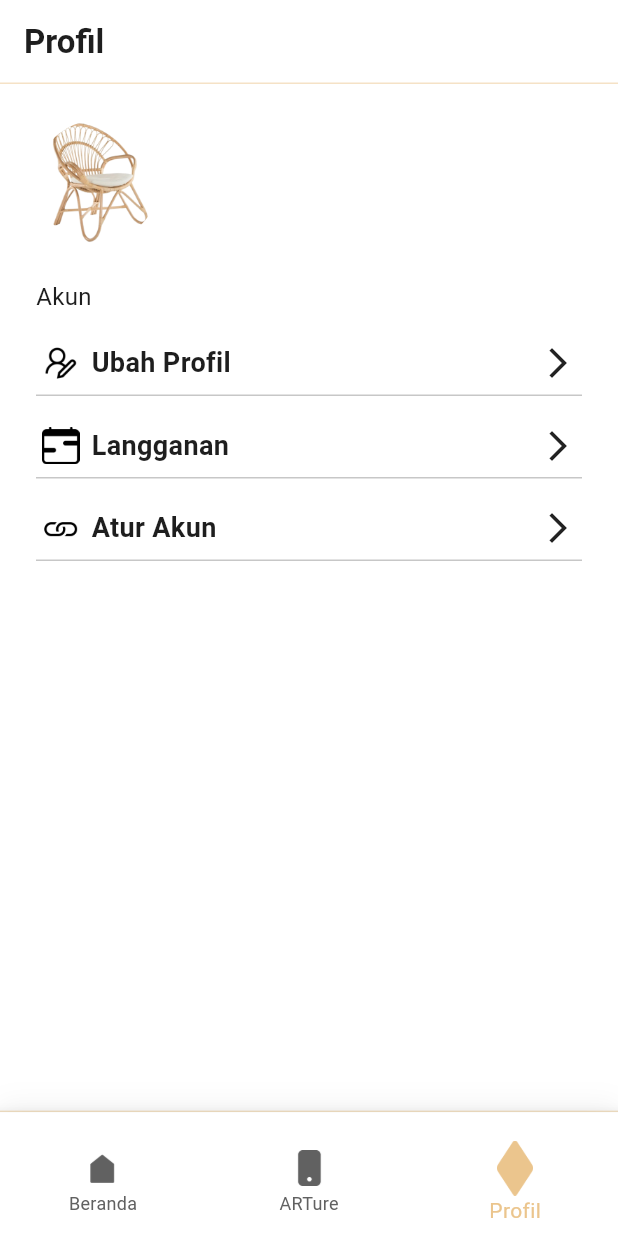
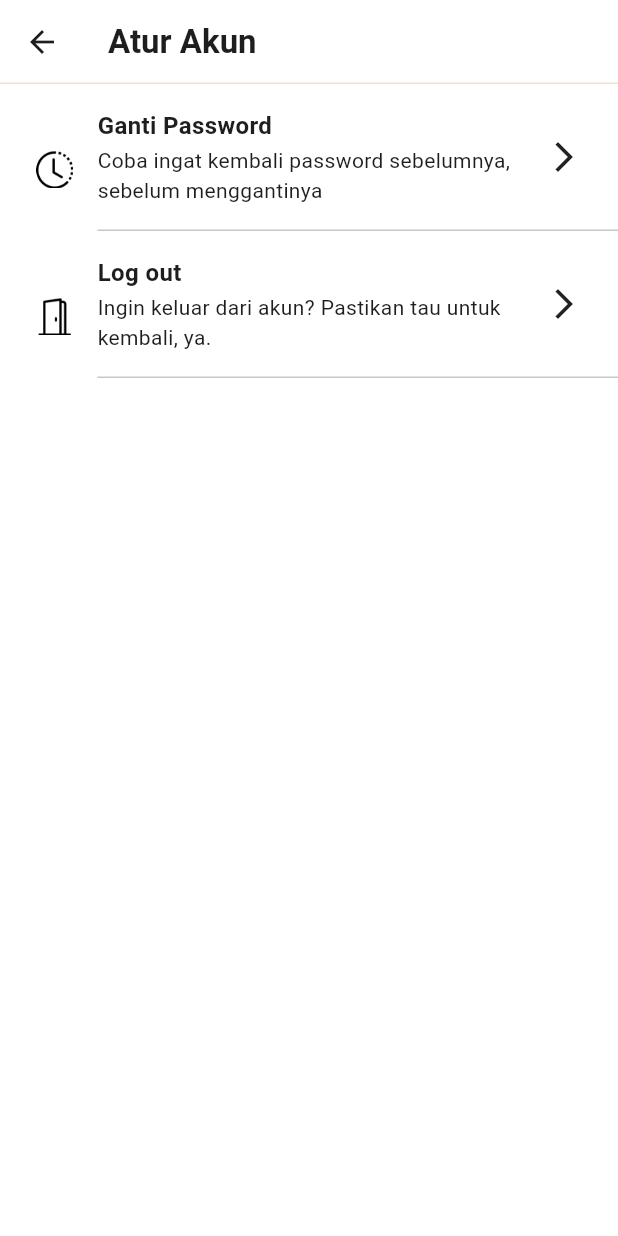
Before and after one commit to silveron19/autotureid, a Flutter app: the ProfilePage screen opened by its route, after a tap on "Atur Akun", on a phone screen of 412 x 824 dp. Run offline on Flutter 3.47's test engine with Material 3 defaults, Android fonts, the phone set to English and light mode, and no system bars; our stand-ins replace cloud_firestore, dartz, firebase_auth, firebase_core, firebase_storage, fluttertoast and 5 more; accounts and stored records are empty; Roboto replaces fonts that are missing (SegoeUI).

Commit message:
feat: add manage account

```diff
--- a/lib/app/data/datasources/abstracts/auth/auth_remote_data_source.dart
+++ b/lib/app/data/datasources/abstracts/auth/auth_remote_data_source.dart
@@ -6,4 +6,6 @@ abstract class AuthRemoteDataSource {
   Future<UserDataModel> signup(SignupParameter parameter);
   Future<UserDataModel> updateProfile(UpdateProfileParameter parameter);
   Future<void> logout();
+
+  Future<void> resetPassword(ResetPasswordParameter parameter);
 }
--- a/lib/app/domain/repositories/auth_repository.dart
+++ b/lib/app/domain/repositories/auth_repository.dart
@@ -25,6 +25,8 @@ abstract class AuthRepository {
     bool deleteProfilePicture,
   );
 
+  Future<Either<Failure, void>> resetPassword(String? email);
+
   Future<Either<Failure, void>> logout();
 
   Future<void> cacheToLocal(UserData userData);
--- /dev/null
+++ b/lib/app/presentation/pages/profile/manage_account_page.dart
@@ -0,0 +1,82 @@
+import 'package:autotureid/app/presentation/provider/auth_notifier.dart';
+import 'package:autotureid/app/presentation/widgets/global/circular_loading_indicator.dart';
+import 'package:autotureid/app/presentation/widgets/profile/manage_account_tile.dart';
+import 'package:autotureid/const/resource.dart';
+import 'package:autotureid/core/constants.dart';
+import 'package:flutter/material.dart';
+import 'package:fluttertoast/fluttertoast.dart';
+import 'package:go_router/go_router.dart';
+import 'package:provider/provider.dart';
+
+class ManageAccountPage extends StatefulWidget {
+  const ManageAccountPage({super.key});
+
+  @override
+  State<ManageAccountPage> createState() => _ManageAccountPageState();
+}
+
+class _ManageAccountPageState extends State<ManageAccountPage> {
+  @override
+  void initState() {
+    Provider.of<AuthNotifier>(context, listen: false).logoutState.reset();
+    super.initState();
+  }
+
+  @override
+  Widget build(BuildContext context) {
+    return Consumer<AuthNotifier>(
+      builder: (context, auth, child) {
+        final state = auth.logoutState;
+        if (state.isError()) {
+          Fluttertoast.showToast(
+            msg: state.failure!,
+            toastLength: Toast.LENGTH_SHORT,
+          );
+        } else {
+          if (state.isSuccess()) {
+            Future.microtask(() => context.go('/login'));
+            Fluttertoast.showToast(
+              msg: 'Berhasil log out',
+              toastLength: Toast.LENGTH_SHORT,
+            );
+          }
+        }
+        return Stack(
+          children: [
+            Scaffold(
+              appBar: AppBar(
+                title: const Text('Atur Akun'),
+              ),
+              body: SafeArea(
+                child: Padding(
+                  padding: const EdgeInsets.only(bottom: kDefaultPadding),
+                  child: Column(
+                    children: [
+                      ManageAccountTile(
+                        title: 'Ganti Password',
+                        subtitle: 'Coba ingat kembali password sebelumnya, sebelum menggantinya',
+                        image: R.ASSETS_ICONS_RESET_PASSWORD_PNG,
+                        onTap: () => context.push('/profile/manage-account/reset-password'),
+                      ),
+                      ManageAccountTile(
+                        title: 'Log out',
+                        subtitle: 'Ingin keluar dari akun? Pastikan tau untuk kembali, ya.',
+                        image: R.ASSETS_ICONS_LOGOUT_PNG,
+                        onTap: () => auth.logout(),
+                      ),
+                    ],
+                  ),
+                ),
+              ),
+            ),
+            if (state.isLoading())
+              Container(
+                color: Colors.black.withOpacity(0.5),
+                child: const CircularLoadingIndicator(),
+              ),
+          ],
+        );
+      },
+    );
+  }
+}
--- a/lib/app/presentation/pages/profile/profile_page.dart
+++ b/lib/app/presentation/pages/profile/profile_page.dart
@@ -1,4 +1,3 @@
-import 'package:autotureid/app/domain/entities/user_data.dart';
 import 'package:autotureid/app/presentation/provider/auth_notifier.dart';
 import 'package:autotureid/app/presentation/widgets/profile/profile_header_information.dart';
 import 'package:autotureid/app/presentation/widgets/profile/profile_option_tile.dart';
@@ -16,8 +15,6 @@ class ProfilePage extends StatefulWidget {
 }
 
 class _ProfilePageState extends State<ProfilePage> {
-  late UserData user;
-
   @override
   void initState() {
     super.initState();
@@ -25,24 +22,31 @@ class _ProfilePageState extends State<ProfilePage> {
 
   @override
   Widget build(BuildContext context) {
-    user = Provider.of<AuthNotifier>(context, listen: false).user;
     return Scaffold(
       appBar: AppBar(
         title: const Text('Profil'),
       ),
       body: Consumer<AuthNotifier>(
-        builder: (context, value, child) => SafeArea(
+        builder: (context, auth, child) {
+          final user = auth.user;
+          return SafeArea(
             child: Padding(
-            padding: const EdgeInsets.all(kDefaultPadding),
+              padding: const EdgeInsets.only(top: kDefaultPadding),
               child: Column(
                 children: [
-                ProfileHeaderInformation(user: user),
+                  Padding(
+                    padding: const EdgeInsets.symmetric(horizontal: kDefaultPadding),
+                    child: ProfileHeaderInformation(user: user),
+                  ),
                   Column(
                     crossAxisAlignment: CrossAxisAlignment.start,
                     children: [
-                    const Text(
+                      const Padding(
+                        padding: EdgeInsets.symmetric(horizontal: kDefaultPadding),
+                        child: Text(
                           'Akun',
                           style: kSubtitle5TextStyle,
+                        ),
                       ),
                       ProfileOptionTile(
                         image: R.ASSETS_ICONS_PROFILE_EDIT_PROFILE_PNG,
@@ -57,14 +61,15 @@ class _ProfilePageState extends State<ProfilePage> {
                       ProfileOptionTile(
                         image: R.ASSETS_ICONS_PROFILE_ACCOUNT_SETTING_PNG,
                         text: 'Atur Akun',
-                      onTap: () {},
+                        onTap: () => context.go('/profile/manage-account'),
                       ),
                     ],
                   ),
                 ],
               ),
             ),
-        ),
+          );
+        },
       ),
     );
   }
--- /dev/null
+++ b/lib/app/presentation/widgets/profile/manage_account_tile.dart
@@ -0,0 +1,76 @@
+import 'package:autotureid/core/constants.dart';
+import 'package:flutter/material.dart';
+
+class ManageAccountTile extends StatelessWidget {
+  const ManageAccountTile({
+    super.key,
+    required this.title,
+    required this.subtitle,
+    required this.image,
+    required this.onTap,
+  });
+
+  final String title;
+  final String subtitle;
+  final String image;
+  final VoidCallback onTap;
+
+  @override
+  Widget build(BuildContext context) {
+    return InkWell(
+      onTap: onTap,
+      child: Padding(
+        padding: const EdgeInsets.only(left: kDefaultPadding, top: 16),
+        child: Row(
+          crossAxisAlignment: CrossAxisAlignment.center,
+          mainAxisSize: MainAxisSize.max,
+          children: [
+            Image.asset(
+              image,
+              width: 25,
+              height: 25,
+            ),
+            const SizedBox(width: 16),
+            Expanded(
+              child: Container(
+                padding: const EdgeInsets.only(
+                  right: kDefaultPadding,
+                  bottom: 16,
+                ),
+                decoration: BoxDecoration(
+                  border: Border(
+                    bottom: BorderSide(
+                      color: Theme.of(context).colorScheme.onSurface.withOpacity(0.25),
+                    ),
+                  ),
+                ),
+                child: Row(
+                  children: [
+                    Expanded(
+                      child: Column(
+                        crossAxisAlignment: CrossAxisAlignment.start,
+                        children: [
+                          Text(
+                            title,
+                            style: kTitle5TextStyle,
+                          ),
+                          const SizedBox(height: 2),
+                          Text(
+                            subtitle,
+                            // overflow: TextOverflow.ellipsis,
+                            style: kSubtitle6TextStyle,
+                          ),
+                        ],
+                      ),
+                    ),
+                    const Icon(Icons.arrow_forward_ios),
+                  ],
+                ),
+              ),
+            ),
+          ],
+        ),
+      ),
+    );
+  }
+}
--- a/lib/app/presentation/widgets/profile/profile_option_tile.dart
+++ b/lib/app/presentation/widgets/profile/profile_option_tile.dart
@@ -18,6 +18,8 @@ class ProfileOptionTile extends StatelessWidget {
     final color = Theme.of(context).colorScheme;
     return InkWell(
       onTap: onTap,
+      child: Padding(
+        padding: const EdgeInsets.symmetric(horizontal: kDefaultPadding),
         child: Container(
           margin: const EdgeInsets.only(top: 16),
           padding: const EdgeInsets.fromLTRB(4, 4, 4, 8),
@@ -46,6 +48,7 @@ class ProfileOptionTile extends StatelessWidget {
             ],
           ),
         ),
+      ),
     );
   }
 }
--- a/lib/const/resource.dart
+++ b/lib/const/resource.dart
@@ -10,6 +10,9 @@ class R {
   /// ![preview](file:///Users/mfshobur/Documents/flutter/autotureid/assets/icons/home.png)
   static const String ASSETS_ICONS_HOME_PNG = 'assets/icons/home.png';
 
+  /// ![preview](file:///Users/mfshobur/Documents/flutter/autotureid/assets/icons/logout.png)
+  static const String ASSETS_ICONS_LOGOUT_PNG = 'assets/icons/logout.png';
+
   /// ![preview](file:///Users/mfshobur/Documents/flutter/autotureid/assets/icons/profile_account_setting.png)
   static const String ASSETS_ICONS_PROFILE_ACCOUNT_SETTING_PNG =
       'assets/icons/profile_account_setting.png';
@@ -21,6 +24,10 @@ class R {
   /// ![preview](file:///Users/mfshobur/Documents/flutter/autotureid/assets/icons/profile_subscription.png)
   static const String ASSETS_ICONS_PROFILE_SUBSCRIPTION_PNG =
       'assets/icons/profile_subscription.png';
+
+  /// ![preview](file:///Users/mfshobur/Documents/flutter/autotureid/assets/icons/reset_password.png)
+  static const String ASSETS_ICONS_RESET_PASSWORD_PNG =
+      'assets/icons/reset_password.png';
 
   /// ![preview](file:///Users/mfshobur/Documents/flutter/autotureid/assets/icons/subscribe.png)
   static const String ASSETS_ICONS_SUBSCRIBE_PNG = 'assets/icons/subscribe.png';
--- a/lib/core/constants.dart
+++ b/lib/core/constants.dart
@@ -12,10 +12,16 @@ const kTitle6TextStyle = TextStyle(
   fontWeight: kFontweightBold,
 );
 
+const kTitle5TextStyle = TextStyle(
+  fontSize: 16,
+  fontWeight: kFontweightBold,
+);
+
 const kTitle4TextStyle = TextStyle(
   fontSize: 18,
   fontWeight: kFontweightBold,
 );
+
 const kTitle1TextStyle = TextStyle(
   fontSize: 32,
   fontWeight: kFontweightBold,
--- a/lib/core/parameter/auth_parameter.dart
+++ b/lib/core/parameter/auth_parameter.dart
@@ -36,3 +36,9 @@ class UpdateProfileParameter {
     required this.deleteProfilePicture,
   });
 }
+
+class ResetPasswordParameter {
+  final String? email;
+
+  ResetPasswordParameter({required this.email});
+}
--- a/lib/core/router.dart
+++ b/lib/core/router.dart
@@ -2,6 +2,7 @@ import 'package:autotureid/app/domain/entities/subscription.dart';
 import 'package:autotureid/app/presentation/pages/home/home_page.dart';
 import 'package:autotureid/app/presentation/pages/home/product_detail_page.dart';
 import 'package:autotureid/app/presentation/pages/profile/edit_profile_page.dart';
+import 'package:autotureid/app/presentation/pages/profile/manage_account_page.dart';
 import 'package:autotureid/app/presentation/pages/profile/profile_page.dart';
 import 'package:autotureid/app/presentation/pages/register/login_screen.dart';
 import 'package:autotureid/app/presentation/pages/register/signup_screen.dart';
@@ -10,6 +11,7 @@ import 'package:autotureid/app/presentation/pages/splash_screen.dart';
 import 'package:autotureid/app/presentation/pages/subscription/change_payment_method_page.dart';
 import 'package:autotureid/app/presentation/pages/subscription/payment_page.dart';
 import 'package:autotureid/app/presentation/pages/subscription/subscription_page.dart';
+import 'package:autotureid/app/presentation/widgets/profile/reset_password_page.dart';
 import 'package:flutter/material.dart';
 import 'package:go_router/go_router.dart';
 
@@ -125,6 +127,16 @@ final router = GoRouter(
                   path: 'edit',
                   builder: (context, state) => const EditProfilePage(),
                 ),
+                GoRoute(
+                  path: 'manage-account',
+                  builder: (context, state) => const ManageAccountPage(),
+                  routes: [
+                    GoRoute(
+                      path: 'reset-password',
+                      builder: (context, state) => const ResetPasswordPage(),
+                    ),
+                  ],
+                ),
               ],
             ),
           ],
```
Also changed, not shown: lib/app/data/datasources/firebase/auth_remote_data_source_firebase.dart (+11 -0 lines), lib/app/data/repositories/auth_repository_impl.dart (+22 -0 lines), lib/app/presentation/provider/auth_notifier.dart (+12 -0 lines), lib/app/presentation/widgets/profile/reset_password_page.dart (added, +67 -0 lines), lib/core/utils/firebase_message_parse.dart (+21 -21 lines), assets/icons/logout.png (added), assets/icons/reset_password.png (added). Lines whose indentation alone changed are shown as unchanged.
